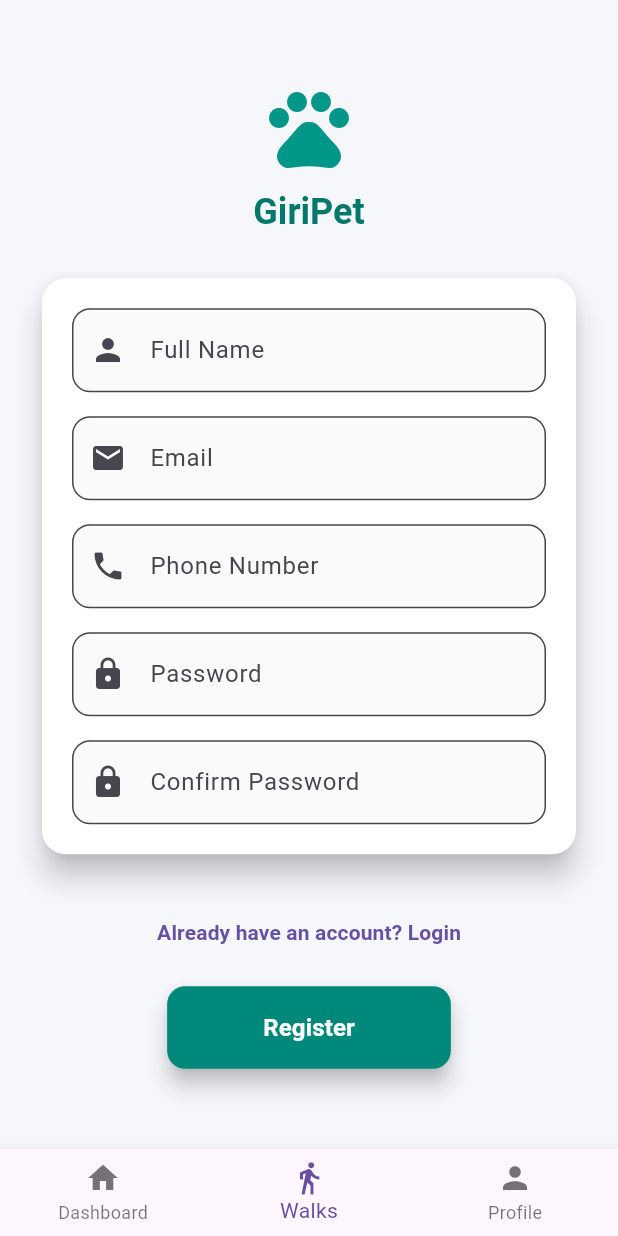
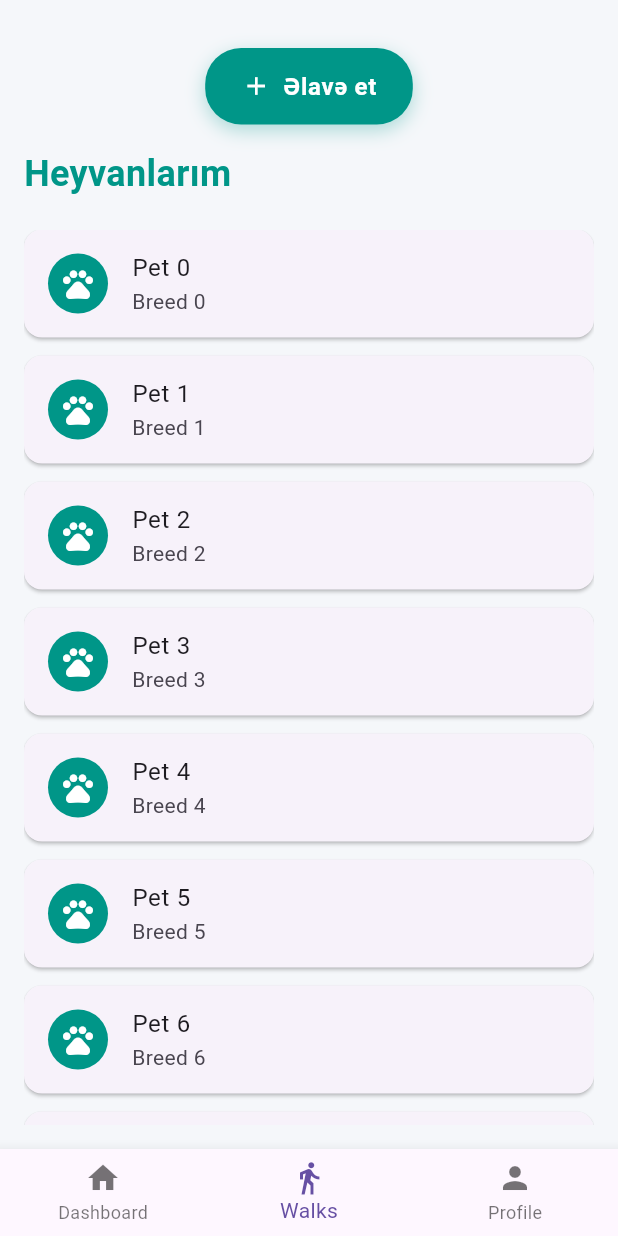
Before and after one commit to EminNiftili/GiriPetMobile, a Flutter app: the BottomNavigationController screen opened directly, item 2 of the bottom bar chosen, on a phone screen of 412 x 824 dp. Run offline on Flutter 3.47's test engine with Material 3 defaults, Android fonts, the light colour scheme and no system bars; our stand-ins replace dio, equatable, flutter_bloc, shared_preferences; missing offline and left inert: dart:ffi; accounts and stored records are empty; generated files the repository leaves out were written again; network calls fail.

Commit message:
pets page added

```diff
--- /dev/null
+++ b/lib/logic/blocs/pets/pets_bloc.dart
@@ -0,0 +1,60 @@
+import 'package:flutter_bloc/flutter_bloc.dart';
+import 'pets_event.dart';
+import 'pets_state.dart';
+
+class PetsBloc extends Bloc<PetsEvent, PetsState> {
+  PetsBloc() : super(PetsState.initial()) {
+    on<LoadPetsRequested>(_onLoadPetsRequested);
+    on<LoadMorePetsRequested>(_onLoadMorePetsRequested);
+  }
+
+  Future<void> _onLoadPetsRequested(
+    LoadPetsRequested event,
+    Emitter<PetsState> emit,
+  ) async {
+    emit(state.copyWith(isLoading: true));
+
+    await Future.delayed(const Duration(seconds: 1)); // fake loading
+
+    final loadedPets = List.generate(
+      10,
+      (index) => Pet(
+        id: 'id_$index',
+        name: 'Pet $index',
+        breed: 'Breed $index',
+      ),
+    );
+
+    emit(state.copyWith(
+      isLoading: false,
+      pets: loadedPets,
+      hasReachedMax: false,
+    ));
+  }
+
+  Future<void> _onLoadMorePetsRequested(
+    LoadMorePetsRequested event,
+    Emitter<PetsState> emit,
+  ) async {
+    if (state.hasReachedMax || state.isLoading) return;
+
+    emit(state.copyWith(isLoading: true));
+
+    await Future.delayed(const Duration(seconds: 1)); // fake loading
+
+    final morePets = List.generate(
+      10,
+      (index) => Pet(
+        id: 'id_${state.pets.length + index}',
+        name: 'Pet ${state.pets.length + index}',
+        breed: 'Breed ${state.pets.length + index}',
+      ),
+    );
+
+    emit(state.copyWith(
+      isLoading: false,
+      pets: List.of(state.pets)..addAll(morePets),
+      hasReachedMax: morePets.isEmpty,
+    ));
+  }
+}
--- /dev/null
+++ b/lib/logic/blocs/pets/pets_event.dart
@@ -0,0 +1,15 @@
+import 'package:equatable/equatable.dart';
+
+abstract class PetsEvent extends Equatable {
+  const PetsEvent();
+}
+
+class LoadPetsRequested extends PetsEvent {
+  @override
+  List<Object?> get props => [];
+}
+
+class LoadMorePetsRequested extends PetsEvent {
+  @override
+  List<Object?> get props => [];
+}
--- /dev/null
+++ b/lib/logic/blocs/pets/pets_state.dart
@@ -0,0 +1,42 @@
+import 'package:equatable/equatable.dart';
+
+class Pet {
+  final String id;
+  final String name;
+  final String breed;
+
+  Pet({required this.id, required this.name, required this.breed});
+}
+
+class PetsState extends Equatable {
+  final List<Pet> pets;
+  final bool isLoading;
+  final bool hasReachedMax;
+
+  const PetsState({
+    required this.pets,
+    required this.isLoading,
+    required this.hasReachedMax,
+  });
+
+  factory PetsState.initial() => const PetsState(
+        pets: [],
+        isLoading: false,
+        hasReachedMax: false,
+      );
+
+  PetsState copyWith({
+    List<Pet>? pets,
+    bool? isLoading,
+    bool? hasReachedMax,
+  }) {
+    return PetsState(
+      pets: pets ?? this.pets,
+      isLoading: isLoading ?? this.isLoading,
+      hasReachedMax: hasReachedMax ?? this.hasReachedMax,
+    );
+  }
+
+  @override
+  List<Object?> get props => [pets, isLoading, hasReachedMax];
+}
--- a/lib/presentation/routes/bottom_navigation_screen.dart
+++ b/lib/presentation/routes/bottom_navigation_screen.dart
@@ -1,6 +1,7 @@
 import 'package:flutter/material.dart';
 import 'package:giripet_mobile/presentation/screens/dashboard/dashboard_screen.dart';
 import 'package:giripet_mobile/presentation/screens/login/login_screen.dart';
+import 'package:giripet_mobile/presentation/screens/pets/pets_screen.dart';
 import 'package:giripet_mobile/presentation/screens/profile_menu/profile_menu_screen.dart';
 import 'package:giripet_mobile/presentation/screens/register/register_screen.dart';
 
@@ -18,7 +19,7 @@ class _BottomNavigationControllerState
 
   final List<Widget> _screens = const [
     DashboardScreen(),
-    RegisterScreen(),
+    PetsScreen(),
     ProfileMenuScreen(),
   ];
 
--- /dev/null
+++ b/lib/presentation/screens/pets/pets_screen.dart
@@ -0,0 +1,168 @@
+import 'package:flutter/material.dart';
+import 'package:flutter_bloc/flutter_bloc.dart';
+import 'package:giripet_mobile/logic/blocs/pets/pets_bloc.dart';
+import 'package:giripet_mobile/logic/blocs/pets/pets_event.dart';
+import 'package:giripet_mobile/logic/blocs/pets/pets_state.dart';
+
+class PetsScreen extends StatelessWidget {
+  const PetsScreen({super.key});
+
+  @override
+  Widget build(BuildContext context) {
+    return BlocProvider(
+      create: (context) =>
+          PetsBloc()..add(LoadPetsRequested()), // ilk data yüklə
+      child: const PetsView(),
+    );
+  }
+}
+
+class PetsView extends StatefulWidget {
+  const PetsView({super.key});
+
+  @override
+  State<PetsView> createState() => _PetsViewState();
+}
+
+class _PetsViewState extends State<PetsView> {
+  final ScrollController _scrollController = ScrollController();
+
+  @override
+  void initState() {
+    super.initState();
+
+    _scrollController.addListener(() {
+      if (_scrollController.position.pixels >=
+          _scrollController.position.maxScrollExtent - 300) {
+        context.read<PetsBloc>().add(LoadMorePetsRequested());
+      }
+    });
+  }
+
+  @override
+  void dispose() {
+    _scrollController.dispose();
+    super.dispose();
+  }
+
+  @override
+  Widget build(BuildContext context) {
+    return Scaffold(
+      backgroundColor: const Color(0xFFF5F7FA),
+      body: SafeArea(
+        child: Padding(
+          padding: const EdgeInsets.all(16),
+          child: Column(
+            children: [
+              const SizedBox(height: 16),
+
+              // Add Button (center top)
+              Center(
+                child: InkWell(
+                  borderRadius: BorderRadius.circular(24),
+                  onTap: () {
+                    // Əlavə et funksiyası
+                  },
+                  child: Ink(
+                    padding: const EdgeInsets.symmetric(
+                        horizontal: 24, vertical: 14),
+                    decoration: BoxDecoration(
+                      color: Colors.teal,
+                      borderRadius: BorderRadius.circular(24),
+                      boxShadow: [
+                        BoxShadow(
+                          color: Colors.teal.withOpacity(0.3),
+                          blurRadius: 10,
+                          offset: const Offset(0, 4),
+                        ),
+                      ],
+                    ),
+                    child: Row(
+                      mainAxisSize: MainAxisSize.min,
+                      children: const [
+                        Icon(Icons.add, color: Colors.white, size: 20),
+                        SizedBox(width: 8),
+                        Text(
+                          'Əlavə et',
+                          style: TextStyle(
+                            color: Colors.white,
+                            fontWeight: FontWeight.w600,
+                            fontSize: 16,
+                            letterSpacing: 0.5,
+                          ),
+                        ),
+                      ],
+                    ),
+                  ),
+                ),
+              ),
+
+              const SizedBox(height: 16),
+
+              // Page Title (left aligned)
+              const Align(
+                alignment: Alignment.centerLeft,
+                child: Text(
+                  'Heyvanlarım',
+                  style: TextStyle(
+                    fontSize: 24,
+                    fontWeight: FontWeight.bold,
+                    color: Colors.teal,
+                  ),
+                ),
+              ),
+
+              const SizedBox(height: 20),
+
+              // Pet List future area
+              Expanded(
+                child: BlocBuilder<PetsBloc, PetsState>(
+                  builder: (context, state) {
+                    if (state.isLoading && state.pets.isEmpty) {
+                      return const Center(child: CircularProgressIndicator());
+                    }
+
+                    if (state.pets.isEmpty) {
+                      return const Center(child: Text('Heyvan yoxdur'));
+                    }
+
+                    return ListView.builder(
+                      controller: _scrollController,
+                      itemCount: state.hasReachedMax
+                          ? state.pets.length
+                          : state.pets.length + 1,
+                      itemBuilder: (context, index) {
+                        if (index >= state.pets.length) {
+                          return const Padding(
+                            padding: EdgeInsets.all(8.0),
+                            child: Center(child: CircularProgressIndicator()),
+                          );
+                        }
+
+                        final pet = state.pets[index];
+
+                        return Card(
+                          shape: RoundedRectangleBorder(
+                              borderRadius: BorderRadius.circular(12)),
+                          margin: const EdgeInsets.only(bottom: 12),
+                          child: ListTile(
+                            title: Text(pet.name),
+                            subtitle: Text(pet.breed),
+                            leading: const CircleAvatar(
+                              backgroundColor: Colors.teal,
+                              child: Icon(Icons.pets, color: Colors.white),
+                            ),
+                          ),
+                        );
+                      },
+                    );
+                  },
+                ),
+              ),
+            ],
+          ),
+        ),
+      ),
+    );
+  }
+}
```
